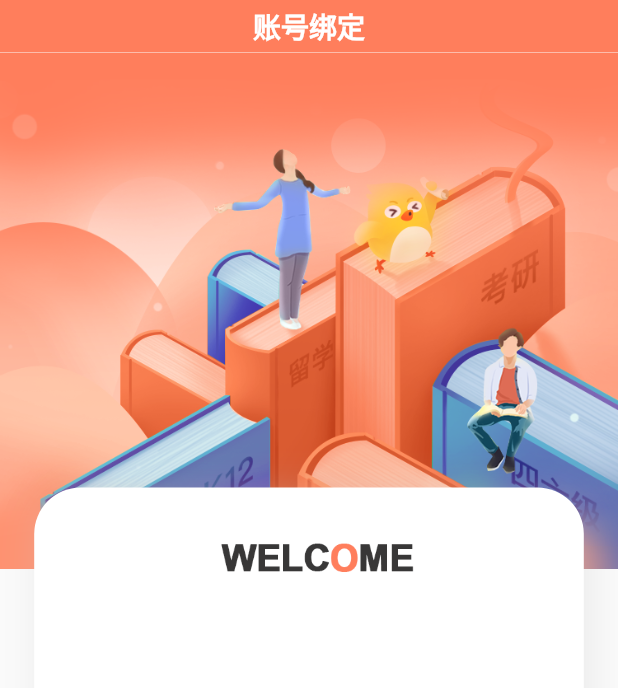
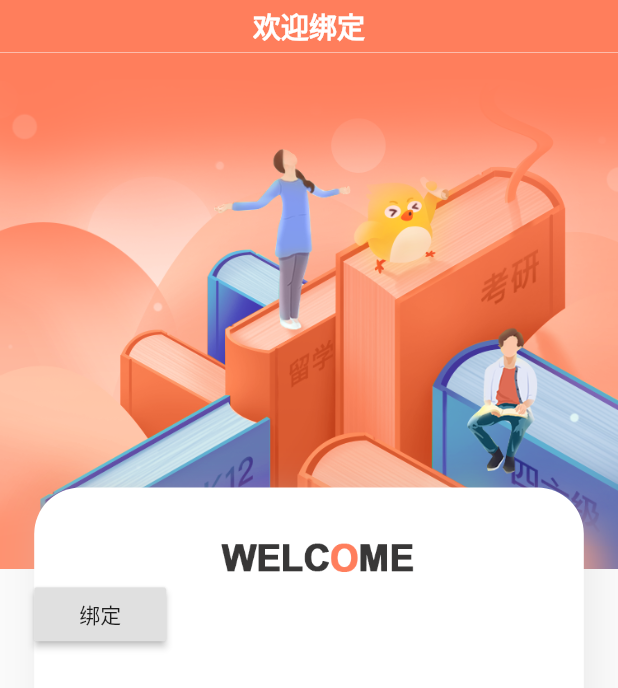
Before and after one commit to WxqKb/flutter_framework, a Flutter app: the screen it shows after launch, on a phone screen of 412 x 824 dp. Shown: the top 688 px of the screen. Run offline on Flutter 3.47's test engine with Material 2 defaults, Android fonts, the phone set to English and light mode, and no system bars; our stand-ins replace dio, event_bus, flutter_screenutil, flutter_swiper, fluttertoast, modal_progress_hud and 2 more.

Commit message:
karl 1. 加入provider实现MVVM框架 2. 完善工具类 3. 简单编写绑定页

```diff
--- a/lib/component/ButtonComponent.dart
+++ b/lib/component/common_button.dart
@@ -1,11 +1,11 @@
 import 'package:flutter/material.dart';
 
-class globalButton extends RaisedButton {
+class GlobalButton extends RaisedButton {
   @required
   VoidCallback onPress;
   String text = "";
 
-  globalButton({this.onPress, this.text});
+  GlobalButton({this.onPress, this.text});
 
   @override
   Color get color => const Color(0xffFF7E5C);
--- a/lib/config/api.dart
+++ b/lib/config/api.dart
@@ -6,7 +6,7 @@
  **/
 
 class Api{
-  static final String BASE_URL = "";
+  static final String BASE_URL = "sit.xxxxtech.com";
   static final String WS_URL = "ws://" + BASE_URL + "/ws";
   static final String REDIRECT_URL = "https://" + BASE_URL + "/app/";
   static final String LOGIN = "android/login";
--- a/lib/main.dart
+++ b/lib/main.dart
@@ -3,28 +3,37 @@ import 'dart:io';
 import 'package:flutter/material.dart';
 import 'package:flutter_app/tabbarPage.dart';
 import 'package:flutter/services.dart';
+import 'package:flutter_app/viewModel/userBindingViewModel.dart';
+import 'package:provider/provider.dart';
 
+import 'model/state_model.dart';
 import 'view/userBindingPage.dart';
 
 void main() => runApp(MyApp());
 
 class MyApp extends StatelessWidget {
-
   //statusBar设置为透明，去除半透明遮罩
-  final SystemUiOverlayStyle _style =SystemUiOverlayStyle(statusBarColor: Colors.transparent);
+  final SystemUiOverlayStyle _style =
+      SystemUiOverlayStyle(statusBarColor: Colors.transparent);
 
   @override
   Widget build(BuildContext context) {
     //将style设置到app
     SystemChrome.setSystemUIOverlayStyle(_style);
+    return MultiProvider(
+        providers: [ChangeNotifierProvider(create: (_) => UserBindingViewModel())],
+        child:
+            Consumer<UserBindingViewModel>(builder: (context, stateManagement, _) {
           return MaterialApp(
             title: 'Flutter Demo',
             theme: ThemeData(
+              accentColor: Color(0xffFF7E5C),
               primaryColor: Color(0xffffffff),
               primaryColorLight: Color(0xff0a0a0a),
               primaryColorDark: Color(0xff000000),
             ),
             home: UserBindingPage(),
           );
+        }));
   }
 }
--- a/lib/view/userBindingPage.dart
+++ b/lib/view/userBindingPage.dart
@@ -1,7 +1,10 @@
 import 'package:flutter/material.dart';
-import 'package:flutter_app/utils/toast.dart';
+import 'package:flutter_app/viewModel/userBindingViewModel.dart';
+import 'package:flutter_screenutil/flutter_screenutil.dart';
+import 'package:modal_progress_hud/modal_progress_hud.dart';
+import 'package:provider/provider.dart';
 
-import 'package:flutter_screenutil/flutter_screenutil.dart';
+import '../utils/toast.dart';
 
 class UserBindingPage extends StatefulWidget {
   @override
@@ -13,19 +16,21 @@ class _UserBindingView extends State<UserBindingPage> {
   void initState() {
     // TODO: implement initState
     super.initState();
-    ToastUtils.shortShort('123');
+//    ToastUtils.shortShort('123');
   }
 
   @override
   Widget build(BuildContext context) {
-    ScreenUtil.instance = ScreenUtil(width: 750, height: 1334)..init(context);
+    ScreenUtil.instance = ScreenUtil(width: 750, height: 1334)
+      ..init(context);
+    final viewModel = Provider.of<UserBindingViewModel>(context);
     // TODO: implement build
     return Scaffold(
         appBar: PreferredSize(
           child: AppBar(
             backgroundColor: const Color(0xffFF7E5C),
             elevation: 0,
-          title: Text('账号绑定',
+            title: Text(viewModel.states['title'],
                 style: TextStyle(
                     fontSize: ScreenUtil().setSp(34),
                     fontWeight: FontWeight.bold,
@@ -34,7 +39,8 @@ class _UserBindingView extends State<UserBindingPage> {
           ),
           preferredSize: Size.fromHeight(35.0),
         ),
-      body: SingleChildScrollView(
+        body: ModalProgressHUD(
+          child: SingleChildScrollView(
             child: Stack(
               children: <Widget>[
                 new Image.asset(
@@ -75,6 +81,13 @@ class _UserBindingView extends State<UserBindingPage> {
                           mainAxisAlignment: MainAxisAlignment.start,
                           crossAxisAlignment: CrossAxisAlignment.center,
                           children: <Widget>[
+                            new RaisedButton(
+                              onPressed: () {
+//                                viewModel.goBinding();
+                                Provider.of<UserBindingViewModel>(context, listen: false).goBinding();
+                              },
+                              child: Text('绑定'),
+                            )
                           ],
                         )
                       ],
@@ -86,7 +99,8 @@ class _UserBindingView extends State<UserBindingPage> {
               ],
             ),
           ),
-    );
+          inAsyncCall: viewModel.states['loading'],
+        ));
   }
 
   @override
```
Also changed, not shown: lib/events/logout_event.dart (added, +12 -0 lines), lib/model/state_model.dart (+11 -7 lines), lib/utils/constants.dart (added, +12 -0 lines), lib/view/firstPage.dart (+24 -2 lines), lib/viewModel/userBindingViewModel.dart (added, +43 -0 lines), pubspec.yaml (+7 -1 lines), pubspec.lock. Lines whose indentation alone changed are shown as unchanged.
